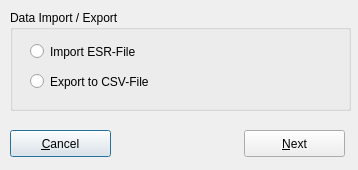
Before: the Qt Designer form trunk/ui/accountsimpexpfrm.ui in BackupTheBerlios/first4-svn, drawn with Qt 5.
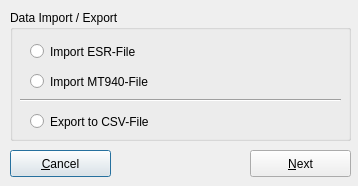
After: the same form once the commit is applied. Icons and pictures are not drawn.

Commit message: 20080505 *Bugfixing *Initial support for MT940 import

Diff of the .ui file:
```diff
--- a/trunk/ui/accountsimpexpfrm.ui
+++ b/trunk/ui/accountsimpexpfrm.ui
@@ -6,7 +6,7 @@
     <x>0</x>
     <y>0</y>
     <width>358</width>
-    <height>170</height>
+    <height>186</height>
    </rect>
   </property>
   <property name="windowTitle" >
@@ -21,7 +21,7 @@
      <x>10</x>
      <y>10</y>
      <width>341</width>
-     <height>101</height>
+     <height>131</height>
     </rect>
    </property>
    <property name="title" >
@@ -44,7 +44,7 @@
     <property name="geometry" >
      <rect>
       <x>20</x>
-      <y>60</y>
+      <y>100</y>
       <width>291</width>
       <height>23</height>
      </rect>
@@ -53,12 +53,38 @@
      <string>Export to CSV-File</string>
     </property>
    </widget>
+   <widget class="QRadioButton" name="rdbtn_3" >
+    <property name="geometry" >
+     <rect>
+      <x>20</x>
+      <y>60</y>
+      <width>291</width>
+      <height>23</height>
+     </rect>
+    </property>
+    <property name="text" >
+     <string>Import MT940-File</string>
+    </property>
+   </widget>
+   <widget class="Line" name="line" >
+    <property name="geometry" >
+     <rect>
+      <x>10</x>
+      <y>80</y>
+      <width>321</width>
+      <height>20</height>
+     </rect>
+    </property>
+    <property name="orientation" >
+     <enum>Qt::Horizontal</enum>
+    </property>
+   </widget>
   </widget>
   <widget class="QPushButton" name="btncancel" >
    <property name="geometry" >
     <rect>
      <x>10</x>
-     <y>130</y>
+     <y>150</y>
      <width>101</width>
      <height>27</height>
     </rect>
@@ -73,8 +99,8 @@
   <widget class="QPushButton" name="btnnext" >
    <property name="geometry" >
     <rect>
-     <x>244</x>
-     <y>130</y>
+     <x>250</x>
+     <y>150</y>
      <width>101</width>
      <height>27</height>
     </rect>
```
The commit also changes 4 other files.
